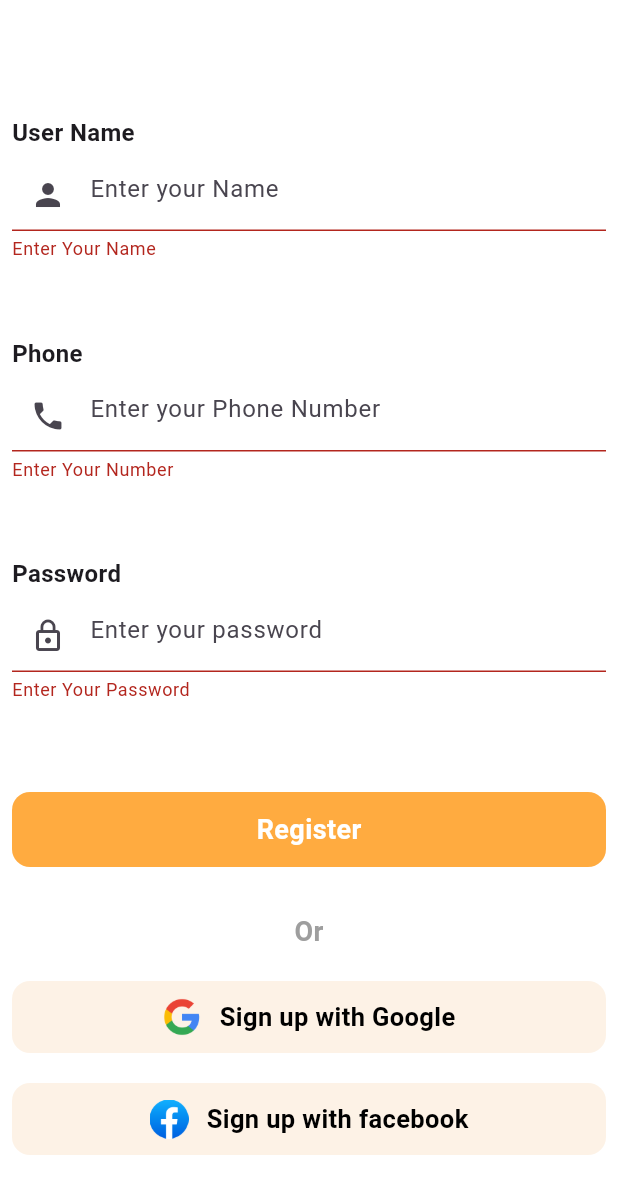
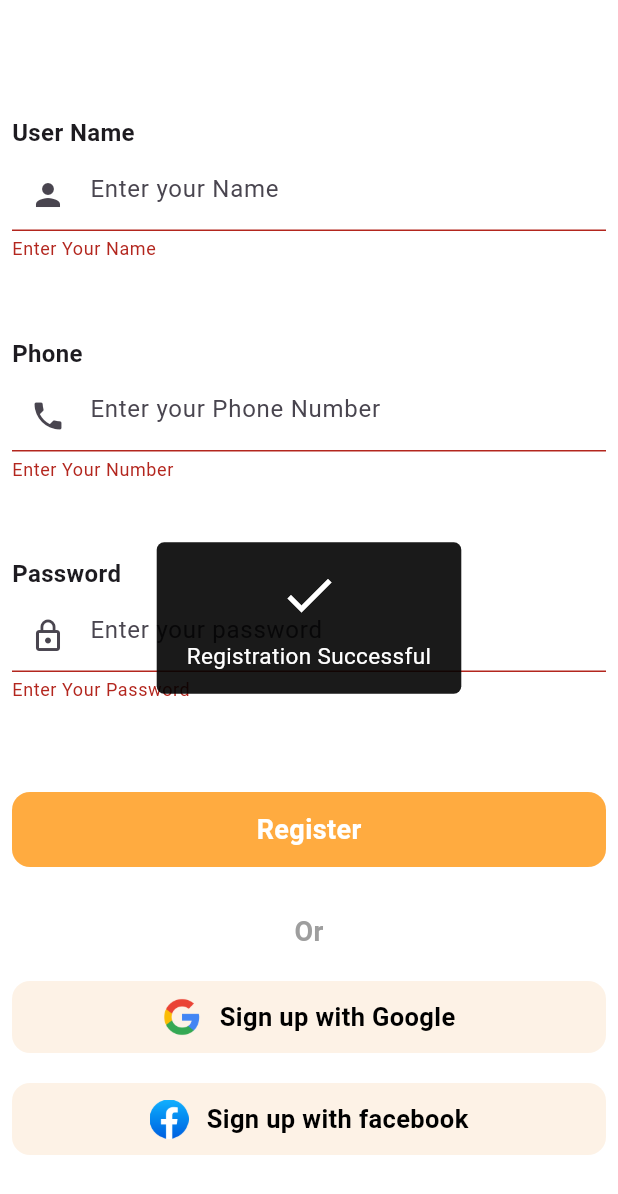
Before and after one commit to Niponpal/JopMala, a Flutter app: the RegisterScreenView screen opened directly, scrolled down 87 dp, after a tap on "Register", on a phone screen of 412 x 824 dp. Shown: the top 1194 px of the screen. Run offline on Flutter 3.47's test engine with Material 3 defaults, Android fonts, the phone set to English and light mode, and no system bars; our stand-ins replace flutter_easyloading, flutter_secure_storage; accounts and stored records are empty.

Commit message:
Fix EasEasyLoading 🚀🚀🚑

```diff
--- a/lib/Auth/login.dart
+++ b/lib/Auth/login.dart
@@ -2,6 +2,7 @@ import 'dart:convert';
 import 'dart:developer';
 
 import 'package:flutter/material.dart';
+import 'package:flutter_easyloading/flutter_easyloading.dart';
 import 'package:flutter_secure_storage/flutter_secure_storage.dart';
 import 'package:jopmales/Auth/register.dart';
 import 'package:jopmales/View/HOmescreenView.dart';
@@ -108,9 +109,10 @@ class _LoginScrenViewState extends State<LoginScrenView> {
                         FlutterSecureStorage ss= FlutterSecureStorage();
                         var data= await ss.write(key: "isLogin", value: "true");
                         Navigator.push(context, MaterialPageRoute(builder: (context) => HOmescreenView(),));
+                        EasyLoading.showSuccess("Login Successful");
                       }
                       else {
-                        log("not found");
+                        EasyLoading.showError("Invalid username or password");
                       }
 
                     }
--- a/lib/Auth/register.dart
+++ b/lib/Auth/register.dart
@@ -2,6 +2,7 @@ import 'dart:convert';
 import 'dart:developer';
 
 import 'package:flutter/material.dart';
+import 'package:flutter_easyloading/flutter_easyloading.dart';
 import 'package:flutter_secure_storage/flutter_secure_storage.dart';
 import 'package:jopmales/View/HOmescreenView.dart';
 
@@ -121,13 +122,14 @@ class _RegisterScreenViewState extends State<RegisterScreenView> {
                                 "name": name.text,
                                 "password": pass.text,
                                 "phone": phone.text
+
                               };
                               FlutterSecureStorage storage= FlutterSecureStorage();
                              storage.write(key: "registerData", value: jsonEncode(data));
                               Navigator.push(context, MaterialPageRoute(builder: (context) => LoginScrenView(),));
                             }
 
-
+                            EasyLoading.showSuccess("Registration Successful");
 
                           },
                           child: Container(
--- a/lib/main.dart
+++ b/lib/main.dart
@@ -1,4 +1,5 @@
 import 'package:flutter/material.dart';
+import 'package:flutter_easyloading/flutter_easyloading.dart';
 import 'package:jopmales/Auth/login.dart';
 import 'package:jopmales/Auth/register.dart';
 import 'package:jopmales/splash/ui.dart';
@@ -8,6 +9,7 @@ import 'splash/ui.dart';
 void main (){
   runApp(
       MaterialApp(
+        builder: EasyLoading.init(),
         debugShowCheckedModeBanner: false,
         home:SplashScreen() ,
       )
--- a/pubspec.yaml
+++ b/pubspec.yaml
@@ -18,6 +18,7 @@ dependencies:
 
   cupertino_icons: ^1.0.8
   flutter_secure_storage: ^10.0.0
+  flutter_easyloading: ^3.0.5
 
 dev_dependencies:
   flutter_test:
```
Also changed, not shown: pubspec.lock.
